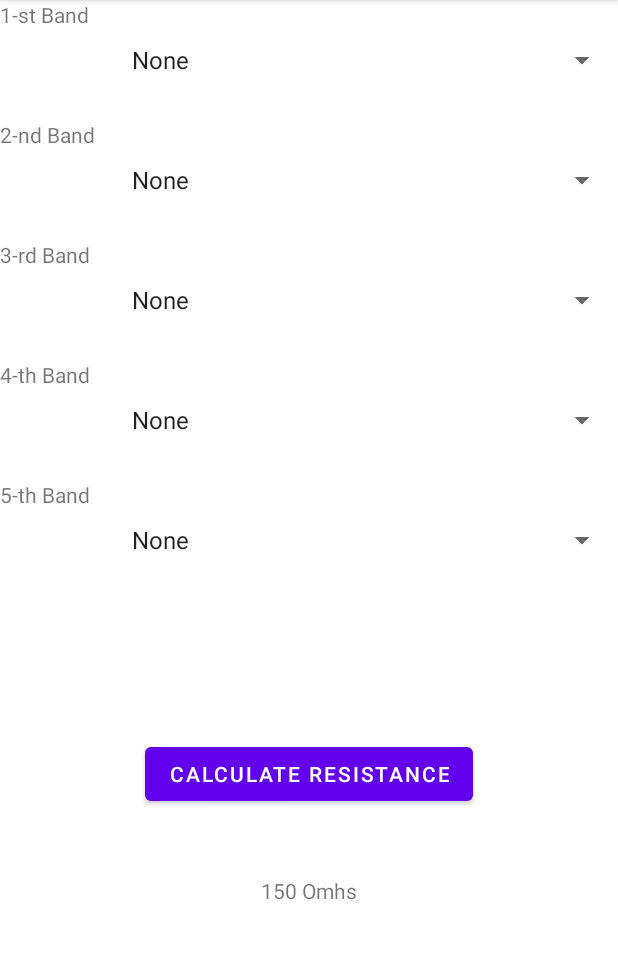
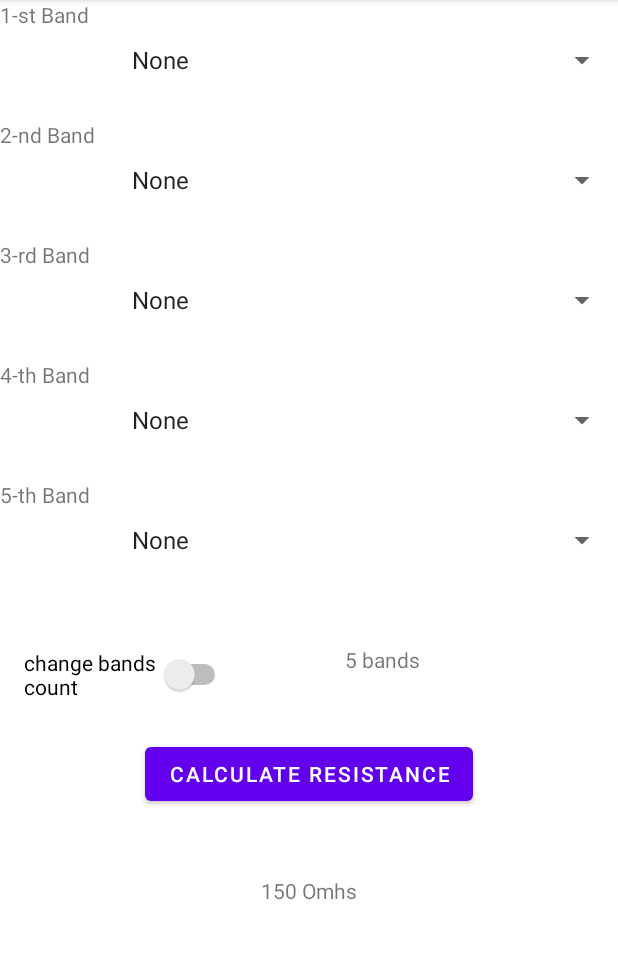
Before and after one commit to Double-Bonus/AppEmbeddedProjects, an Android app: the ResistanceFragment screen opened through its navigation route, on a phone screen of 412 x 824 dp, the part 84-1043 px from its top. Run offline under Robolectric (Android 15) with nearby library versions, the phone set to English and light mode, and no system bars; our stand-ins replace Room's generated code.

Commit message:
Started working with resistance

```diff
--- a/app/src/main/java/com/example/semesterproject/ResistanceFragment.kt
+++ b/app/src/main/java/com/example/semesterproject/ResistanceFragment.kt
@@ -6,7 +6,9 @@ import android.view.LayoutInflater
 import android.view.View
 import android.view.ViewGroup
 import android.widget.ArrayAdapter
+import android.widget.Button
 import android.widget.Spinner
+import androidx.room.PrimaryKey
 
 
 /**
@@ -16,6 +18,63 @@ import android.widget.Spinner
  */
 class ResistanceFragment : Fragment() {
 
+    data class Band(
+            val Color: String,
+            val value: Double
+    )
+
+    data class ResVal(
+            val resistance: Int,
+            val tolerance: Double
+    )
+
+
+
+    // TODO can rename!!  ar tikrai mutable list reiktu???
+    val color_digit = mutableListOf(
+            Band("Black", 0.0),
+            Band("Brown", 1.0),
+            Band("Red", 2.0),
+            Band("Orange", 3.0),
+            Band("Yellow", 4.0),
+            Band("Green", 5.0),
+            Band("Blue", 6.0),
+            Band("Violet", 7.0),
+            Band("Grey", 8.0),
+            Band("White", 9.0)
+    )
+    //TODO do we even need this list??
+    val multiplier  = mutableListOf(
+            Band("Black", 0.0),
+            Band("Brown", 1.0),
+            Band("Red", 2.0),
+            Band("Orange", 3.0),
+            Band("Yellow", 4.0),
+            Band("Green", 5.0),
+            Band("Blue", 6.0),
+            Band("Violet", 7.0),
+            Band("Grey", 8.0),
+            Band("White", 9.0)
+    )
+    val tolerance   = mutableListOf(
+            Band("Brown", 1.0),
+            Band("Red", 2.0),
+            Band("Green", 0.5),
+            Band("Blue", 0.25),
+            Band("Violet", 0.1),
+            Band("Gold", 5.0),
+            Band("Silver", 10.0),
+            Band("None", 20.0)  // TODO chreck this!!!!!!
+    )
+
+    final val BAND_ERROR : Int = 0
+    final val FOUR_BANDS : Int = 4
+    final val FIVE_BANDS : Int = 5
+
+
+    var bands_input = arrayOf<String>("","","","","") // returns Array<String?>
+    var bands_cnt : Int = 5;
+
     override fun onCreateView(
         inflater: LayoutInflater, container: ViewGroup?,
         savedInstanceState: Bundle?
@@ -24,6 +83,8 @@ class ResistanceFragment : Fragment() {
         val view: View =  inflater.inflate(R.layout.fragment_resistance,
             container, false)
 
+
+        //TODO can change this to data binding later!!
         val spinner: Spinner = view.findViewById(R.id.spin_firstBand)
         val spinner2: Spinner = view.findViewById(R.id.spin_secondBand)
         val spinner3: Spinner = view.findViewById(R.id.spin_thirdBand)
@@ -46,10 +107,125 @@ class ResistanceFragment : Fragment() {
             spinner5.adapter = adapter
         }
 
+        // TODO maybe use final?? id databindg is not used?
+        val cacl_bnt: Button = view.findViewById(R.id.btn_cacl_resistance)
+        cacl_bnt.setOnClickListener {
+           // val stringValss: String = spinner5.selectedView.toString()
+
+            //val tesss:Int =  get_spinners_input(stringValss)
+
+            bands_input[0] = spinner.selectedItem.toString()
+            bands_input[1] = spinner2.selectedItem.toString()
+            bands_input[2] = spinner3.selectedItem.toString()
+            bands_input[3] = spinner4.selectedItem.toString()
+            bands_input[4] = spinner5.selectedItem.toString()
+
+
+
+            bands_cnt = get_bands_count(bands_input)
+
+            var testinit : Double = caclulate_resistance_five(bands_input)
+
+
+
+            //caclulate_resistance("lops")
+            //spinner5.
+            //stringTess = spinner5.selectedView.toString()
+        }
+
+       // val string: String = R.array.resistor_color.toString(0)
+
 
 
         return view
     }
 
+    // galim array iskart paduot!
+    private fun get_spinners_input(spin1: String?, spin2: String?, spin3: String?,
+                                   spin4: String?, spin5: String? ): Int {
+        if (spin1 != null)
+            if (spin1.equals(R.array.resistor_color.toString(1)))
+                return 1
+        return  0
+    }
+
+
+    fun caclulate_resistance(name: String?): Unit {
+        if (name != null)
+            println("Hello $name")
+        else
+            println("Hi there!")
+        // `return Unit` or `return` is optional
+    }
+
+
+    //TODO nerikes
+   // var bands_input = arrayOf<String>
+    private fun get_bands_count(spinners_input : Array<String> ): Int {
+        if ((spinners_input[0] == "None" || spinners_input[1] == "None"  ||
+                spinners_input[2] == "None" )  || (spinners_input[0] == "Black" &&
+                        spinners_input[1] == "Black") || (spinners_input[4] != "None" &&
+                        spinners_input[3] == "None"))
+                return BAND_ERROR
+       else if (spinners_input[3] != "None")
+           return  FIVE_BANDS
+       else
+           return FOUR_BANDS
+    }
+
+
+    private fun caclulate_resistance_five(spinners_input : Array<String> ): Double {
+        var values = arrayOf<Double>(-1.0,-1.0,-1.0,-1.0,-1.0) // returns Array<String?>
+        for (i in 0..2) {
+            for (j in 0..(color_digit.size-1)) {
+                if (spinners_input[i] == color_digit[j].Color){
+                    values[i] = color_digit[j].value
+                    break
+                }
+            }
+            if(values[i] == -1.0){ // not valid input
+                return BAND_ERROR.toDouble() // TODO EINA NX KAIP CIA BLOHAI!
+            }
+        }
+
+
+        //TODO This is so retarded
+        //Multipleplyer
+        for (i in 0..(multiplier.size-1)) {
+            if (spinners_input[3] == multiplier[i].Color){
+                values[3] = multiplier[i].value
+                break
+            }
+        }
+        if(values[3] == -1.0){ // not valid input for multiplayer
+            return BAND_ERROR.toDouble() // TODO EINA NX KAIP CIA BLOHAI!
+        }
+
+
+
+        //Tolerance
+        for (i in 0..(tolerance.size-1)) {
+            if (spinners_input[4] == tolerance[i].Color){
+                values[4] = tolerance[i].value
+                break
+            }
+        }
+        if(values[4] == -1.0){ // not valid input for multiplayer
+            return BAND_ERROR.toDouble() // TODO EINA NX KAIP CIA BLOHAI!
+        }
+
+
+
+
+
+            return 10.0
+    }
+
+
+
+
+
+
+
 
 }
--- a/app/src/main/res/layout/fragment_resistance.xml
+++ b/app/src/main/res/layout/fragment_resistance.xml
@@ -50,7 +50,7 @@
         app:layout_constraintTop_toBottomOf="@+id/spin_fourthBand" />
 
     <Button
-        android:id="@+id/button"
+        android:id="@+id/btn_cacl_resistance"
         android:layout_width="wrap_content"
         android:layout_height="wrap_content"
         android:layout_marginTop="92dp"
@@ -106,9 +106,29 @@
         android:layout_height="wrap_content"
         android:layout_marginTop="44dp"
         android:text="150 Omhs"
-        app:layout_constraintEnd_toEndOf="@+id/button"
-        app:layout_constraintStart_toStartOf="@+id/button"
-        app:layout_constraintTop_toBottomOf="@+id/button" />
+        app:layout_constraintEnd_toEndOf="@+id/btn_cacl_resistance"
+        app:layout_constraintStart_toStartOf="@+id/btn_cacl_resistance"
+        app:layout_constraintTop_toBottomOf="@+id/btn_cacl_resistance" />
+
+    <Switch
+        android:id="@+id/switch1"
+        android:layout_width="138dp"
+        android:layout_height="51dp"
+        android:layout_marginStart="16dp"
+        android:layout_marginTop="24dp"
+        android:text="change bands count"
+        app:layout_constraintStart_toStartOf="parent"
+        app:layout_constraintTop_toBottomOf="@+id/text_band_5" />
+
+    <TextView
+        android:id="@+id/textView"
+        android:layout_width="105dp"
+        android:layout_height="40dp"
+        android:layout_marginStart="76dp"
+        android:text="5 bands"
+        app:layout_constraintBottom_toBottomOf="@+id/switch1"
+        app:layout_constraintStart_toEndOf="@+id/switch1"
+        app:layout_constraintTop_toTopOf="@+id/switch1" />
 
 
 </androidx.constraintlayout.widget.ConstraintLayout>
```
